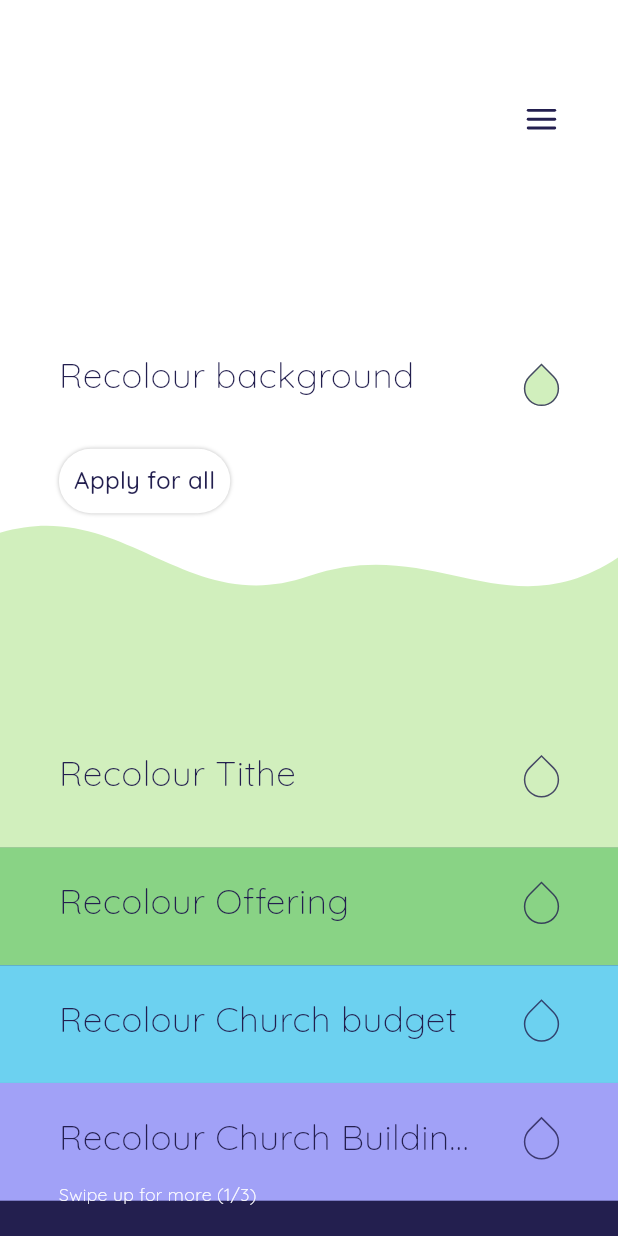
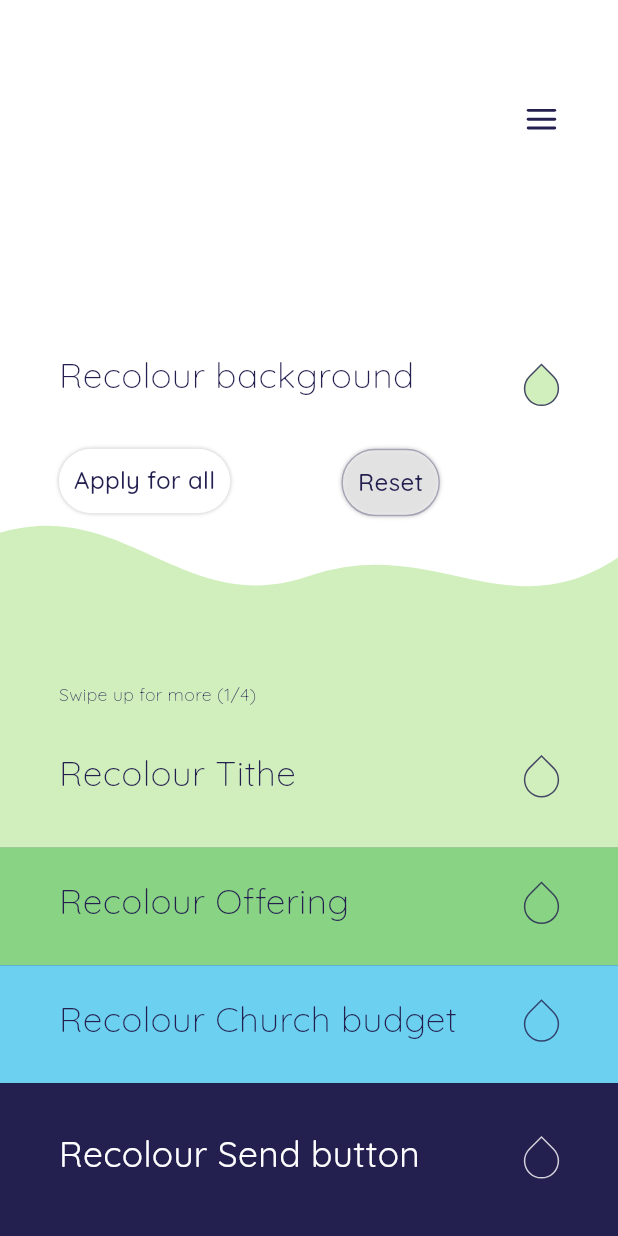
Before and after one commit to bahashaSDA/bahasha, a Flutter app: the CustomizeScreen screen opened directly, on a phone screen of 412 x 824 dp. Run offline on Flutter 3.47's test engine with Material 3 defaults, Android fonts, the phone set to English and light mode, and no system bars; our stand-ins replace connectivity_plus, dio, drift, flutter_riverpod, flutter_secure_storage, flutter_svg and 2 more; missing offline and left inert: bluetooth_low_energy, cryptography, flutter_reactive_ble; accounts and stored records are empty; generated files the repository leaves out were written again.

Commit message:
Customize: reachable Send-button recolour + visible Reset
- Show 3 category recolour rows per page (was 4) so the fixed
  'Recolour Send button' row moves up to y=772, clear of the bottom
  gesture-nav zone where its droplet was previously hard/impossible to tap.
- Add a visible 'Reset' pill next to 'Apply for all' that restores the
  original Bahasha colours on tap (replaces the hidden long-press reset).
- Extract a reusable _Pill (filled = Apply, outlined = Reset).

Co-Authored-By: Claude Opus 4.8 <noreply@anthropic.com>

```diff
--- a/bahasha-mobile/lib/features/customize/presentation/customize_screen.dart
+++ b/bahasha-mobile/lib/features/customize/presentation/customize_screen.dart
@@ -46,15 +46,18 @@ class _CustomizeScreenState extends ConsumerState<CustomizeScreen> {
     final theme = ref.watch(customThemeProvider).valueOrNull ?? CustomTheme.fallback;
     final categories = ref.watch(categoriesProvider);
 
-    final start = _page * 4;
+    // Three category rows per page keeps the fixed "Recolour Send button" row
+    // (below) clear of the bottom gesture-nav zone so it stays tappable.
+    const perPage = 3;
+    final start = _page * perPage;
     final visible = <ContributionCategory>[
-      for (var i = start; i < start + 4 && i < categories.length; i++) categories[i],
+      for (var i = start; i < start + perPage && i < categories.length; i++) categories[i],
     ];
-    final maxPage = ((categories.length - 1) / 4).floor();
+    final maxPage = ((categories.length - 1) / perPage).floor();
 
-    const bandTop = <double>[496, 576, 656, 736];
-    const labelTop = <double>[513, 600, 680, 760];
-    const dropTop = <double>[513, 599, 679, 759];
+    const bandTop = <double>[496, 576, 656];
+    const labelTop = <double>[513, 600, 680];
+    const dropTop = <double>[513, 599, 679];
 
     final panel = theme.background;
 
@@ -86,7 +89,7 @@ class _CustomizeScreenState extends ConsumerState<CustomizeScreen> {
             _droplet(px, 351, 247, theme.background,
                 () => _pick('Background', theme.background, controller.setBackground)),
 
-            // Apply for all — whole app white. Long-press to reset to default.
+            // Apply for all — turn the whole app white.
             px.at(40, 305, child: GestureDetector(
               onTap: () async {
                 await controller.goAllWhite();
@@ -95,14 +98,20 @@ class _CustomizeScreenState extends ConsumerState<CustomizeScreen> {
                     const SnackBar(content: Text('Applied white to the whole app')));
                 }
               },
-              onLongPress: () async {
+              child: const _Pill(label: 'Apply for all', filled: true),
+            )),
+
+            // Reset — restore the original Bahasha colours (only this resets;
+            // your other choices stay put once you recolour again).
+            px.at(232, 305, child: GestureDetector(
+              onTap: () async {
                 await controller.reset();
                 if (context.mounted) {
                   ScaffoldMessenger.of(context).showSnackBar(
-                    const SnackBar(content: Text('Reset to the default Bahasha colours')));
+                    const SnackBar(content: Text('Reset to the original Bahasha colours')));
                 }
               },
-              child: const _ApplyPill(),
+              child: const _Pill(label: 'Reset', filled: false),
             )),
 
             // Category recolour rows (paged; swipe to reveal more).
@@ -114,14 +123,15 @@ class _CustomizeScreenState extends ConsumerState<CustomizeScreen> {
                       (c) => controller.setCategory(visible[i].code, c))),
             ],
 
-            // Recolour Send button (fixed).
-            px.text(40, 846, 'Recolour Send button', size: 24, weight: FontWeight.w400, color: theme.onSend),
-            _droplet(px, 351, 846, theme.send,
+            // Recolour Send button (fixed, above the bottom nav zone so it stays
+            // reachable). Recolours the Send-contributions bar on every screen.
+            px.text(40, 772, 'Recolour Send button', size: 24, weight: FontWeight.w400, color: theme.onSend),
+            _droplet(px, 351, 772, theme.send,
                 () => _pick('Send button', theme.send, controller.setSend), border: Colors.white),
 
             // Page indicator hint.
             if (maxPage > 0)
-              px.text(40, 806, 'Swipe up for more (${_page + 1}/${maxPage + 1})', size: 12, color: theme.onSend),
+              px.text(40, 466, 'Swipe up for more (${_page + 1}/${maxPage + 1})', size: 12, color: AppColors.ink),
           ],
         ),
       ),
@@ -164,19 +174,25 @@ class _CustomizeScreenState extends ConsumerState<CustomizeScreen> {
   }
 }
 
-class _ApplyPill extends StatelessWidget {
-  const _ApplyPill();
+/// A rounded action pill. [filled] renders the solid white "Apply for all"
+/// style; otherwise an outlined style used for the secondary "Reset" action.
+class _Pill extends StatelessWidget {
+  const _Pill({required this.label, required this.filled});
+  final String label;
+  final bool filled;
+
   @override
   Widget build(BuildContext context) {
     return Container(
       padding: const EdgeInsets.all(10),
       decoration: BoxDecoration(
-        color: Colors.white,
+        color: filled ? Colors.white : Colors.white.withValues(alpha: 0.55),
         borderRadius: BorderRadius.circular(34),
+        border: filled ? null : Border.all(color: AppColors.ink.withValues(alpha: 0.35)),
         boxShadow: const [BoxShadow(color: Color(0x40000000), blurRadius: 1.5)],
       ),
-      child: const Text('Apply for all',
-          style: TextStyle(fontFamily: 'BahashaSans', fontWeight: FontWeight.w500, fontSize: 16, color: AppColors.ink)),
+      child: Text(label,
+          style: const TextStyle(fontFamily: 'BahashaSans', fontWeight: FontWeight.w500, fontSize: 16, color: AppColors.ink)),
     );
   }
 }
```
